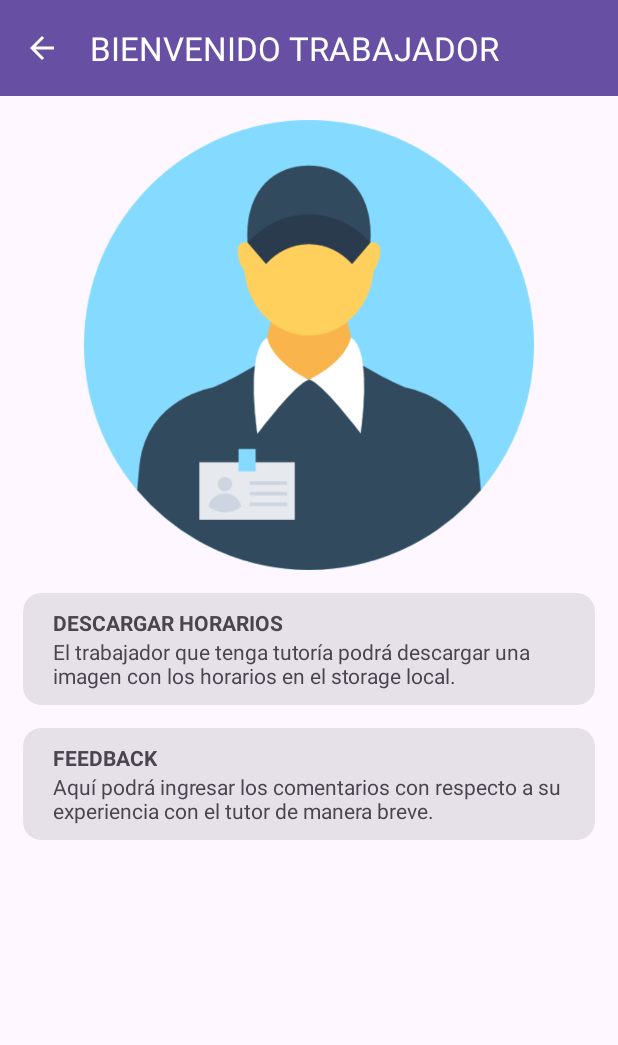
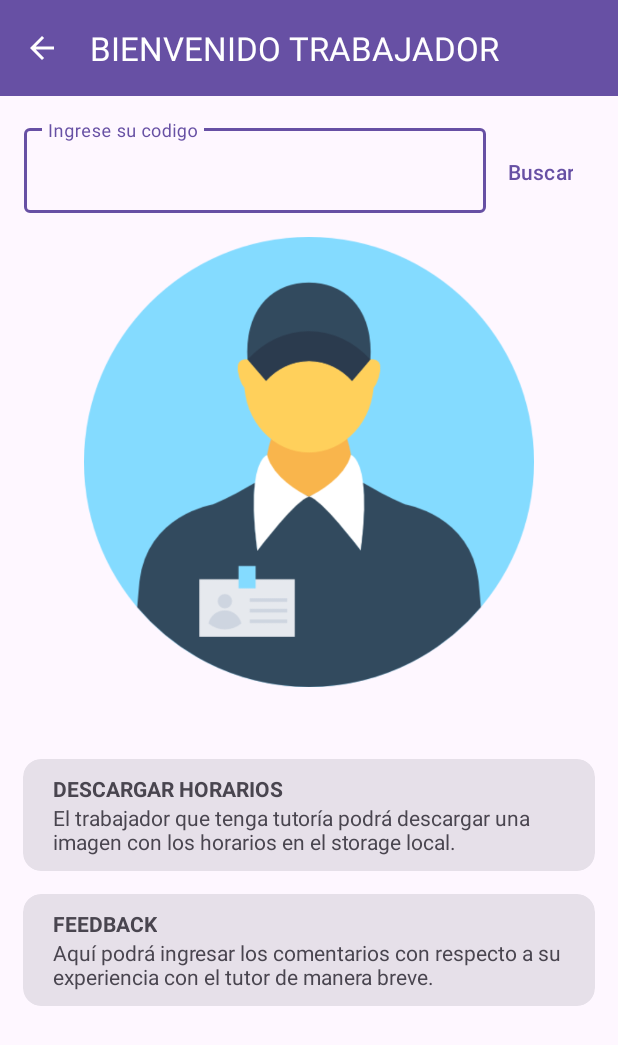
Before and after one commit to jorgeluis03/Lab5_20200643_20203248, an Android app: the Trabajador screen opened directly, with no data from a screen before it, on a phone screen of 412 x 824 dp. Shown: the top 1045 px of the screen. Run offline under Robolectric (Android 15) with nearby library versions, the phone set to English and light mode, and no system bars.

Commit message:
cambio chiqui

```diff
--- /dev/null
+++ b/appandroid/app/src/main/java/com/example/lab5_20200643_20203248/RetrofitService.java
@@ -0,0 +1,14 @@
+package com.example.lab5_20200643_20203248;
+
+import com.example.lab5_20200643_20203248.entity.TrabajadorEntity;
+
+import java.util.List;
+
+import retrofit2.Call;
+import retrofit2.http.GET;
+import retrofit2.http.Path;
+
+public interface RetrofitService {
+    @GET("/trabajador/{codigoTrabajador}")
+    Call<TrabajadorEntity> getTrabajadorByCodigo(@Path("codigoTrabajador") int codigoTrabajador);
+}
--- a/appandroid/app/src/main/res/layout/activity_trabajador.xml
+++ b/appandroid/app/src/main/res/layout/activity_trabajador.xml
@@ -22,7 +22,40 @@
         app:navigationIcon="?android:attr/homeAsUpIndicator"
         app:popupTheme="@style/ThemeOverlay.AppCompat.Light" />
 
+    <LinearLayout
+        android:id="@+id/consultarTrabajdor"
+        android:layout_width="match_parent"
+        android:layout_height="wrap_content"
+        android:orientation="horizontal"
+        app:layout_constraintEnd_toEndOf="parent"
+        app:layout_constraintStart_toStartOf="parent"
+        android:layout_margin="16dp"
+        app:layout_constraintTop_toBottomOf="@+id/toolbarTrabajador">
 
+        <com.google.android.material.textfield.TextInputLayout
+            android:id="@+id/textFieldCodigoTrabajador"
+            android:layout_width="match_parent"
+            android:layout_height="wrap_content"
+            android:layout_weight="1"
+            android:hint="Ingrese su codigo">
+
+            <com.google.android.material.textfield.TextInputEditText
+                android:layout_width="match_parent"
+                android:layout_height="wrap_content"
+                />
+
+        </com.google.android.material.textfield.TextInputLayout>
+
+        <Button
+            style="?attr/materialIconButtonStyle"
+            android:id="@+id/buttonConsultarTrabajador"
+            android:layout_weight="0"
+            android:text="Buscar"
+            android:layout_width="wrap_content"
+            android:layout_height="wrap_content"
+            />
+
+    </LinearLayout>
 
     <ImageView
         android:id="@+id/imagenTrabaja"
@@ -33,7 +66,19 @@
         app:layout_constraintStart_toStartOf="parent"
         app:srcCompat="@drawable/icon_trabajador"
         android:layout_marginTop="16dp"
-        app:layout_constraintTop_toBottomOf="@+id/toolbarTrabajador"/>
+        app:layout_constraintTop_toBottomOf="@+id/consultarTrabajdor"/>
+    <TextView
+        android:id="@+id/textViewNombre"
+        android:layout_width="match_parent"
+        android:layout_height="wrap_content"
+        android:text=""
+        android:layout_marginTop="8dp"
+        android:textStyle="bold"
+        android:textAlignment="center"
+        android:textSize="18dp"
+        app:layout_constraintEnd_toEndOf="parent"
+        app:layout_constraintStart_toStartOf="parent"
+        app:layout_constraintTop_toBottomOf="@+id/imagenTrabaja"/>
 
     <com.google.android.material.card.MaterialCardView
         android:id="@+id/cardDescargaHorarios"
@@ -46,7 +91,7 @@
         android:focusable="true"
         app:layout_constraintEnd_toEndOf="parent"
         app:layout_constraintStart_toStartOf="parent"
-        app:layout_constraintTop_toBottomOf="@+id/imagenTrabaja">
+        app:layout_constraintTop_toBottomOf="@+id/textViewNombre">
 
         <LinearLayout
             android:layout_width="match_parent"
```
Also changed, not shown: appandroid/app/src/main/java/com/example/lab5_20200643_20203248/entity/TrabajadorEntity.java (+54 -0 lines), appandroid/app/src/main/java/com/example/lab5_20200643_20203248/trabajador/Trabajador.java (+64 -0 lines), appandroid/app/src/main/res/drawable/ic_search.xml (added, +7 -0 lines).
